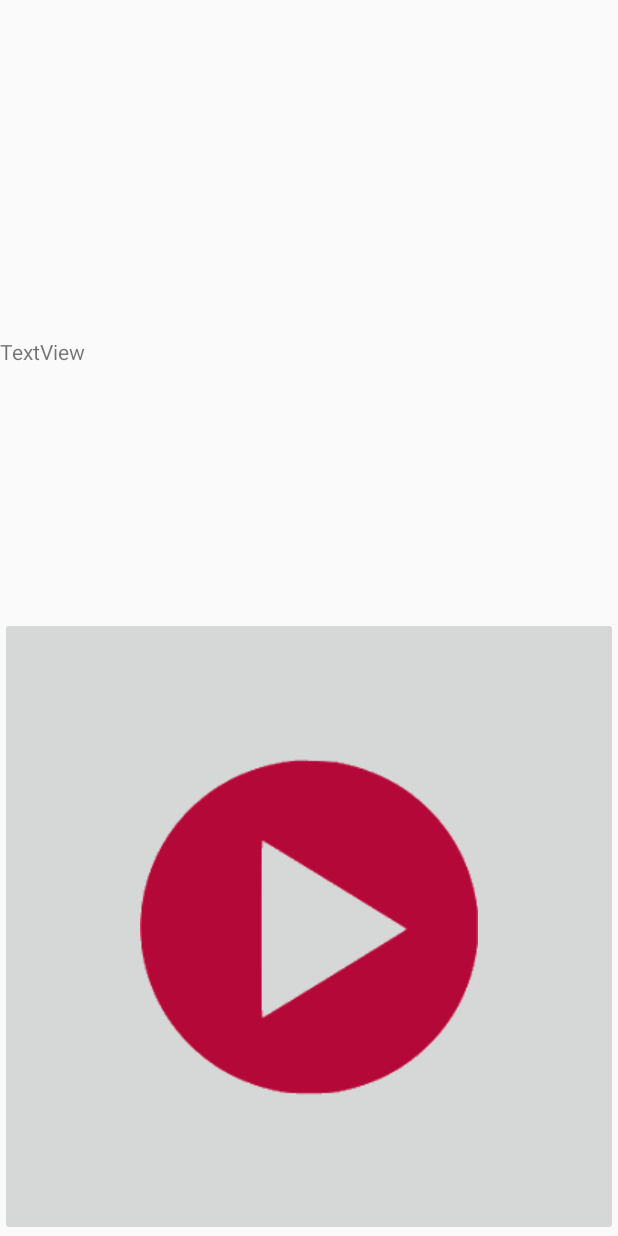
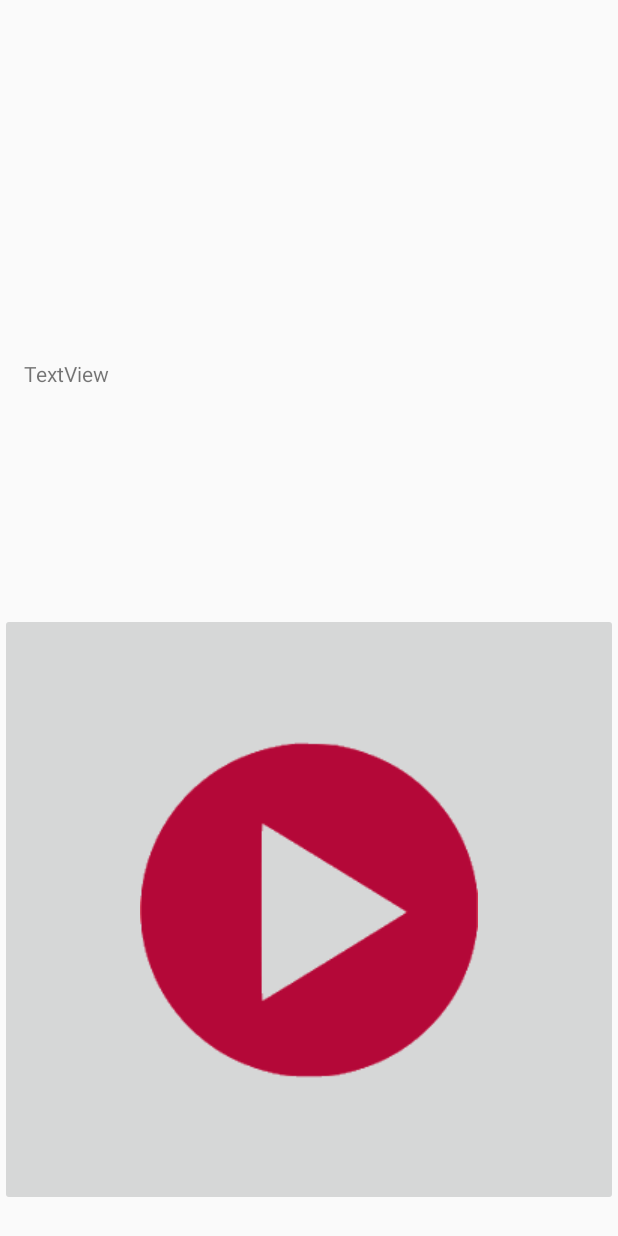
Before and after one commit to aronb6/IndigenousPlantGo, an Android app: the DetailActivity screen opened directly, with no data from a screen before it, on a phone screen of 412 x 824 dp. Run offline under Robolectric (Android 15) with nearby library versions, the phone set to English and light mode, and no system bars; pictures from the network do not load.

Commit message:
Improved layout of elements on plant detail activity.

```diff
--- a/app/src/main/res/layout/activity_detail.xml
+++ b/app/src/main/res/layout/activity_detail.xml
@@ -11,19 +11,20 @@
         android:layout_height="match_parent"
         android:orientation="vertical">
 
-
-
-
         <ImageView
             android:id="@+id/imageView"
-            android:layout_width="match_parent"
+            android:layout_width="378dp"
             android:layout_height="58dp"
+            android:layout_marginStart="16dp"
+            android:layout_marginTop="16dp"
             android:layout_weight="1" />
 
         <TextView
             android:id="@+id/textViewDetail1"
             android:layout_width="match_parent"
             android:layout_height="wrap_content"
+            android:layout_marginTop="16dp"
+            android:layout_marginStart="16dp"
             android:text="TextView"
             android:layout_weight="1"/>
 
@@ -32,6 +33,7 @@
             android:layout_width="match_parent"
             android:layout_height="wrap_content"
             android:layout_weight="1"
+            android:layout_marginBottom="20dp"
             app:srcCompat="@drawable/play" />
     </LinearLayout>
 </androidx.constraintlayout.widget.ConstraintLayout>
```
